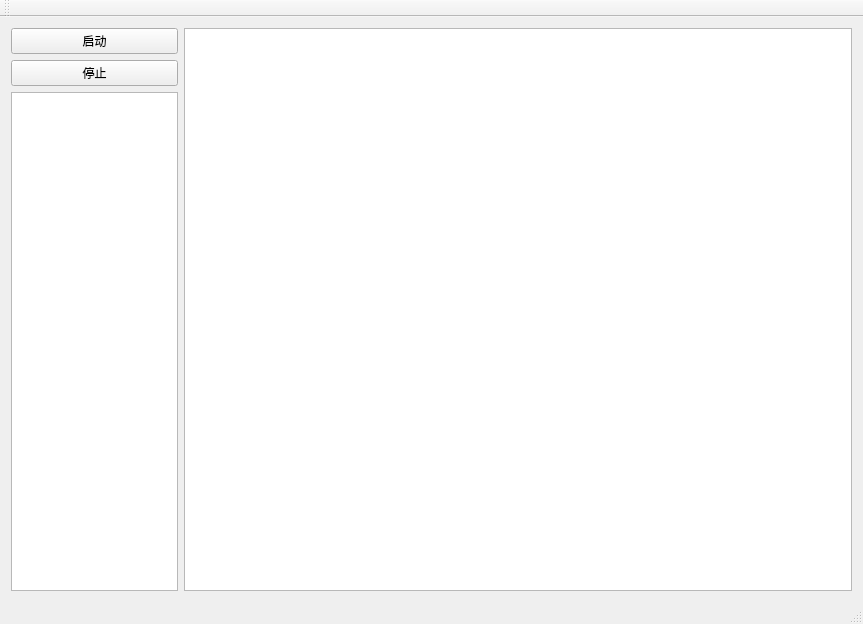
First picture: the form in train/mainwindow.ui, repository MarsGrass/trainDetetor, before the edit.
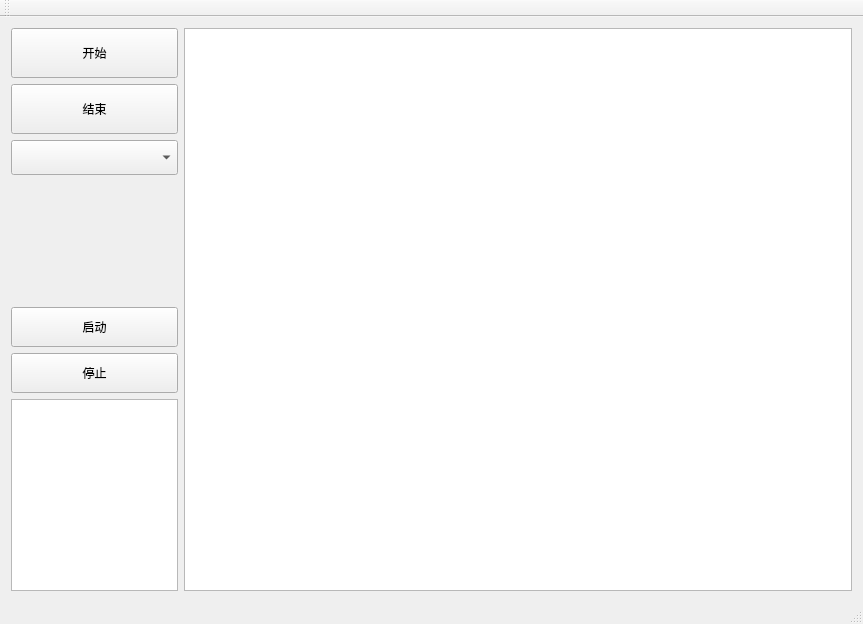
Second picture: the form after the edit.

```diff
--- a/train/mainwindow.ui
+++ b/train/mainwindow.ui
@@ -17,8 +17,63 @@
    <layout class="QHBoxLayout" name="horizontalLayout" stretch="1,4">
     <item>
      <layout class="QVBoxLayout" name="verticalLayout">
+      <item>
+       <widget class="QPushButton" name="btnInit">
+        <property name="minimumSize">
+         <size>
+          <width>0</width>
+          <height>50</height>
+         </size>
+        </property>
+        <property name="text">
+         <string>开始</string>
+        </property>
+       </widget>
+      </item>
+      <item>
+       <widget class="QPushButton" name="btnUninit">
+        <property name="minimumSize">
+         <size>
+          <width>0</width>
+          <height>50</height>
+         </size>
+        </property>
+        <property name="text">
+         <string>结束</string>
+        </property>
+       </widget>
+      </item>
+      <item>
+       <widget class="QComboBox" name="comboBox">
+        <property name="minimumSize">
+         <size>
+          <width>0</width>
+          <height>35</height>
+         </size>
+        </property>
+       </widget>
+      </item>
+      <item>
+       <spacer name="verticalSpacer">
+        <property name="orientation">
+         <enum>Qt::Vertical</enum>
+        </property>
+        <property name="sizeHint" stdset="0">
+         <size>
+          <width>20</width>
+          <height>40</height>
+         </size>
+        </property>
+       </spacer>
+      </item>
       <item>
        <widget class="QPushButton" name="btnStart">
+        <property name="minimumSize">
+         <size>
+          <width>0</width>
+          <height>40</height>
+         </size>
+        </property>
         <property name="text">
          <string>启动</string>
         </property>
@@ -26,6 +81,12 @@
       </item>
       <item>
        <widget class="QPushButton" name="btnStop">
+        <property name="minimumSize">
+         <size>
+          <width>0</width>
+          <height>40</height>
+         </size>
+        </property>
         <property name="text">
          <string>停止</string>
         </property>
```
Left out of the diff: 2 changed lines with no effect on the pictures.
